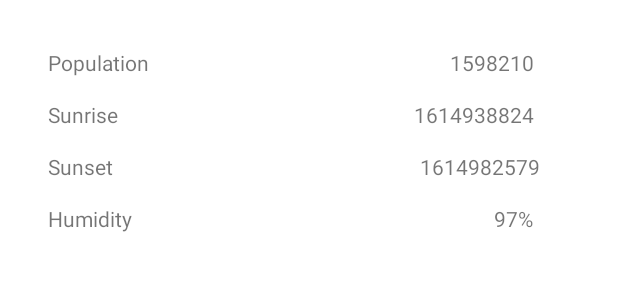
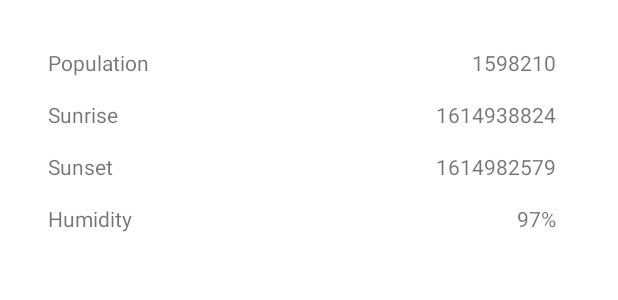
Before and after one commit to dijoncavalcante/weatherForecast, an Android app: the layout content_detail.xml on its own in the app's theme, with its tools: preview values and no code run, on a phone screen of 412 x 824 dp. Shown: the top 300 px of the screen. Run offline under Robolectric (Android 15) with nearby library versions, the phone set to English and light mode, and no system bars; network calls fail.

Commit message:
Add changes on main layout

```diff
--- a/app/src/main/res/layout/content_detail.xml
+++ b/app/src/main/res/layout/content_detail.xml
@@ -26,8 +26,55 @@
         android:text="1598210"
         app:layout_constraintBottom_toBottomOf="@+id/tv_city_population_label"
         app:layout_constraintEnd_toEndOf="parent"
+        app:layout_constraintHorizontal_bias="0.809"
         app:layout_constraintStart_toEndOf="@+id/tv_city_population_label"
-        app:layout_constraintTop_toTopOf="@+id/tv_city_population_label" />
+        app:layout_constraintTop_toTopOf="@+id/tv_city_population_label"
+        app:layout_constraintVertical_bias="1.0" />
+
+    <TextView
+        android:id="@+id/tv_city_sunrise"
+        android:layout_width="150dp"
+        android:layout_height="wrap_content"
+        android:layout_marginEnd="32dp"
+        android:layout_marginRight="32dp"
+        android:gravity="right"
+        android:text="1614938824"
+        app:layout_constraintBottom_toBottomOf="@+id/tv_city_sunrise_label"
+        app:layout_constraintEnd_toEndOf="parent"
+        app:layout_constraintHorizontal_bias="0.809"
+        app:layout_constraintStart_toEndOf="@+id/tv_city_sunrise_label"
+        app:layout_constraintTop_toTopOf="@+id/tv_city_sunrise_label"
+        app:layout_constraintVertical_bias="1.0" />
+
+    <TextView
+        android:id="@+id/tv_city_sunset"
+        android:layout_width="150dp"
+        android:layout_height="wrap_content"
+        android:layout_marginEnd="32dp"
+        android:layout_marginRight="32dp"
+        android:gravity="right"
+        android:text="1614982579"
+        app:layout_constraintBottom_toBottomOf="@+id/tv_city_sunset_label"
+        app:layout_constraintEnd_toEndOf="parent"
+        app:layout_constraintHorizontal_bias="0.809"
+        app:layout_constraintStart_toEndOf="@+id/tv_city_sunset_label"
+        app:layout_constraintTop_toTopOf="@+id/tv_city_sunset_label"
+        app:layout_constraintVertical_bias="1.0" />
+
+    <TextView
+        android:id="@+id/tv_main_humidity"
+        android:layout_width="150dp"
+        android:layout_height="wrap_content"
+        android:layout_marginEnd="32dp"
+        android:layout_marginRight="32dp"
+        android:gravity="right"
+        android:text="97%"
+        app:layout_constraintBottom_toBottomOf="@+id/tv_main_humidity_label"
+        app:layout_constraintEnd_toEndOf="parent"
+        app:layout_constraintHorizontal_bias="0.809"
+        app:layout_constraintStart_toEndOf="@+id/tv_main_humidity_label"
+        app:layout_constraintTop_toTopOf="@+id/tv_main_humidity_label"
+        app:layout_constraintVertical_bias="1.0" />
 
     <TextView
         android:id="@+id/tv_city_sunrise_label"
@@ -41,19 +88,6 @@
         app:layout_constraintTop_toBottomOf="@+id/tv_city_population_label" />
 
     <TextView
-        android:id="@+id/tv_city_sunrise"
-        android:layout_width="150dp"
-        android:layout_height="wrap_content"
-        android:layout_marginEnd="32dp"
-        android:layout_marginRight="32dp"
-        android:gravity="right"
-        android:text="1614938824"
-        app:layout_constraintBottom_toBottomOf="@+id/tv_city_sunrise_label"
-        app:layout_constraintEnd_toEndOf="parent"
-        app:layout_constraintStart_toEndOf="@+id/tv_city_sunrise_label"
-        app:layout_constraintTop_toTopOf="@+id/tv_city_sunrise_label" />
-
-    <TextView
         android:id="@+id/tv_city_sunset_label"
         android:layout_width="150dp"
         android:layout_height="wrap_content"
@@ -63,21 +97,6 @@
         android:text="Sunset"
         app:layout_constraintStart_toStartOf="parent"
         app:layout_constraintTop_toBottomOf="@+id/tv_city_sunrise_label" />
-
-    <TextView
-        android:id="@+id/tv_city_sunset"
-        android:layout_width="150dp"
-        android:layout_height="wrap_content"
-        android:layout_marginEnd="32dp"
-        android:layout_marginRight="32dp"
-        android:gravity="right"
-        android:text="1614982579"
-        app:layout_constraintBottom_toBottomOf="@+id/tv_city_sunset_label"
-        app:layout_constraintEnd_toEndOf="parent"
-        app:layout_constraintHorizontal_bias="0.583"
-        app:layout_constraintStart_toEndOf="@+id/tv_city_sunset_label"
-        app:layout_constraintTop_toTopOf="@+id/tv_city_sunset_label"
-        app:layout_constraintVertical_bias="0.04" />
 
     <TextView
         android:id="@+id/tv_main_humidity_label"
@@ -93,18 +112,4 @@
         app:layout_constraintTop_toBottomOf="@+id/tv_city_sunset_label"
         app:layout_constraintVertical_bias="0.779" />
 
-    <TextView
-        android:id="@+id/tv_main_humidity"
-        android:layout_width="150dp"
-        android:layout_height="wrap_content"
-        android:layout_marginEnd="32dp"
-        android:layout_marginRight="32dp"
-        android:gravity="right"
-        android:text="97%"
-        app:layout_constraintBottom_toBottomOf="@+id/tv_main_humidity_label"
-        app:layout_constraintEnd_toEndOf="parent"
-        app:layout_constraintHorizontal_bias="0.488"
-        app:layout_constraintStart_toEndOf="@+id/tv_main_humidity_label"
-        app:layout_constraintTop_toTopOf="@+id/tv_main_humidity_label"
-        app:layout_constraintVertical_bias="0.0" />
 </androidx.constraintlayout.widget.ConstraintLayout>
```
